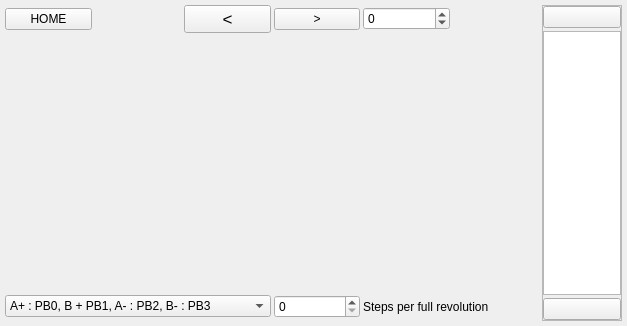
The window that utilities/templates/dio_stepper.ui (csparkresearch/KuttyPy-GUI) describes before a commit, drawn with Qt 5.
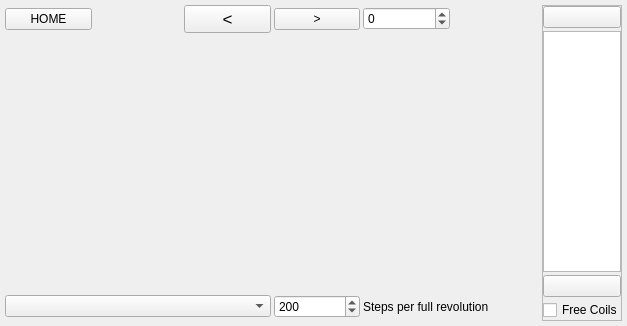
The same window after the commit. Icons and pictures are not drawn. Custom widgets are drawn as their Qt base class.

Commit message: add stepper controller

```diff
--- a/utilities/templates/dio_stepper.ui
+++ b/utilities/templates/dio_stepper.ui
@@ -156,27 +156,31 @@
         </property>
        </widget>
       </item>
+      <item>
+       <widget class="QCheckBox" name="coilFreeButton">
+        <property name="text">
+         <string>Free Coils</string>
+        </property>
+       </widget>
+      </item>
      </layout>
     </widget>
    </item>
    <item row="4" column="3">
-    <widget class="QSpinBox" name="spinBox_2"/>
+    <widget class="QSpinBox" name="spinBox_2">
+     <property name="maximum">
+      <number>20000</number>
+     </property>
+     <property name="value">
+      <number>200</number>
+     </property>
+    </widget>
    </item>
    <item row="4" column="0" colspan="3">
     <widget class="QComboBox" name="pinSet">
      <property name="frame">
       <bool>true</bool>
      </property>
-     <item>
-      <property name="text">
-       <string>A+ : PB0, B + PB1, A- : PB2, B- : PB3</string>
-      </property>
-     </item>
-     <item>
-      <property name="text">
-       <string>PB4,PB5,PB6,PB7</string>
-      </property>
-     </item>
     </widget>
    </item>
    <item row="4" column="4" colspan="2">
```
Left out of the diff: 77 changed lines with no effect on the pictures. The commit also changes 5 other files.
